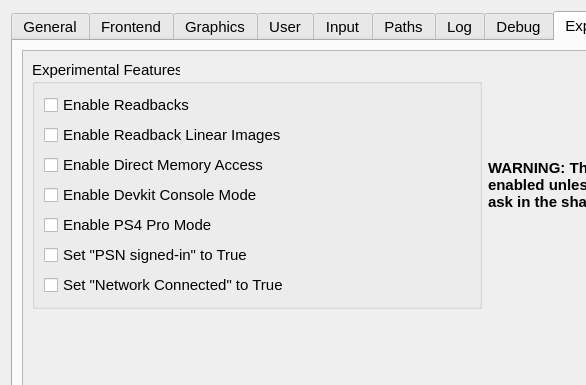
shadps4-emu/shadPS4, file src/qt_gui/settings_dialog.ui: the form before one commit; both pictures show x 0 to 586 and y 0 to 385 of the 970 by 765 pixel window.
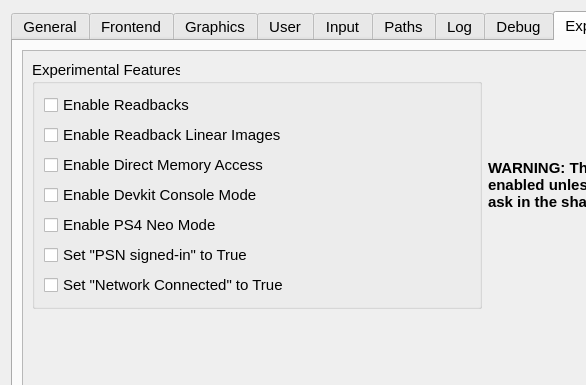
The form after the commit. The open tabs and pages were chosen to show the change. Icons and pictures are not drawn.

```diff
--- a/src/qt_gui/settings_dialog.ui
+++ b/src/qt_gui/settings_dialog.ui
@@ -2512,7 +2512,7 @@
                 <item>
                  <widget class="QCheckBox" name="neoCheckBox">
                   <property name="text">
-                   <string>Enable PS4 Pro Mode</string>
+                   <string>Enable PS4 Neo Mode</string>
                   </property>
                  </widget>
                 </item>
```
